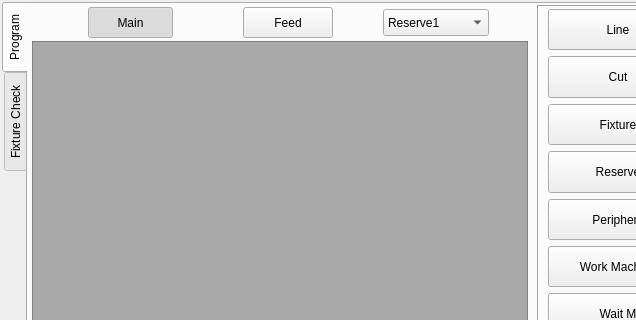
First picture: the form in hcinstruction/ichcinstructionpageframe_8.ui, repository GaussCheng/2-5AxisPunch, before the edit; both pictures show x 0 to 636 and y 0 to 320 of the 800 by 450 pixel window.
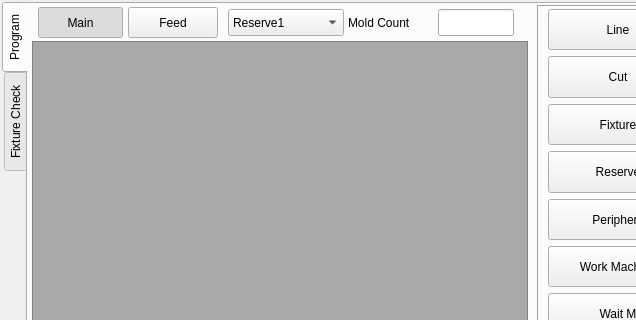
Second picture: the form after the edit. Icons and pictures are not drawn. Custom widgets are drawn as their Qt base class.

```diff
--- a/hcinstruction/ichcinstructionpageframe_8.ui
+++ b/hcinstruction/ichcinstructionpageframe_8.ui
@@ -629,7 +629,7 @@
     <widget class="QPushButton" name="feedButton">
      <property name="geometry">
       <rect>
-       <x>215</x>
+       <x>100</x>
        <y>3</y>
        <width>90</width>
        <height>31</height>
@@ -660,7 +660,7 @@
     <widget class="QPushButton" name="mainButton">
      <property name="geometry">
       <rect>
-       <x>60</x>
+       <x>10</x>
        <y>3</y>
        <width>85</width>
        <height>31</height>
@@ -694,9 +694,9 @@
     <widget class="QComboBox" name="reserveBox">
      <property name="geometry">
       <rect>
-       <x>355</x>
+       <x>200</x>
        <y>5</y>
-       <width>106</width>
+       <width>116</width>
        <height>27</height>
       </rect>
      </property>
@@ -741,6 +741,29 @@
       </property>
      </item>
     </widget>
+    <widget class="QLabel" name="label">
+     <property name="geometry">
+      <rect>
+       <x>320</x>
+       <y>10</y>
+       <width>81</width>
+       <height>17</height>
+      </rect>
+     </property>
+     <property name="text">
+      <string>Mold Count</string>
+     </property>
+    </widget>
+    <widget class="ICLineEditWithVirtualNumericKeypad" name="moldCount">
+     <property name="geometry">
+      <rect>
+       <x>410</x>
+       <y>5</y>
+       <width>76</width>
+       <height>27</height>
+      </rect>
+     </property>
+    </widget>
    </widget>
    <widget class="QWidget" name="fixtureCheck">
     <property name="styleSheet">
@@ -1237,6 +1260,13 @@
    </widget>
   </widget>
  </widget>
+ <customwidgets>
+  <customwidget>
+   <class>ICLineEditWithVirtualNumericKeypad</class>
+   <extends>QLineEdit</extends>
+   <header>iclineeditwithvirtualnumerickeypad.h</header>
+  </customwidget>
+ </customwidgets>
  <resources>
   <include location="../resource.qrc"/>
  </resources>
```
